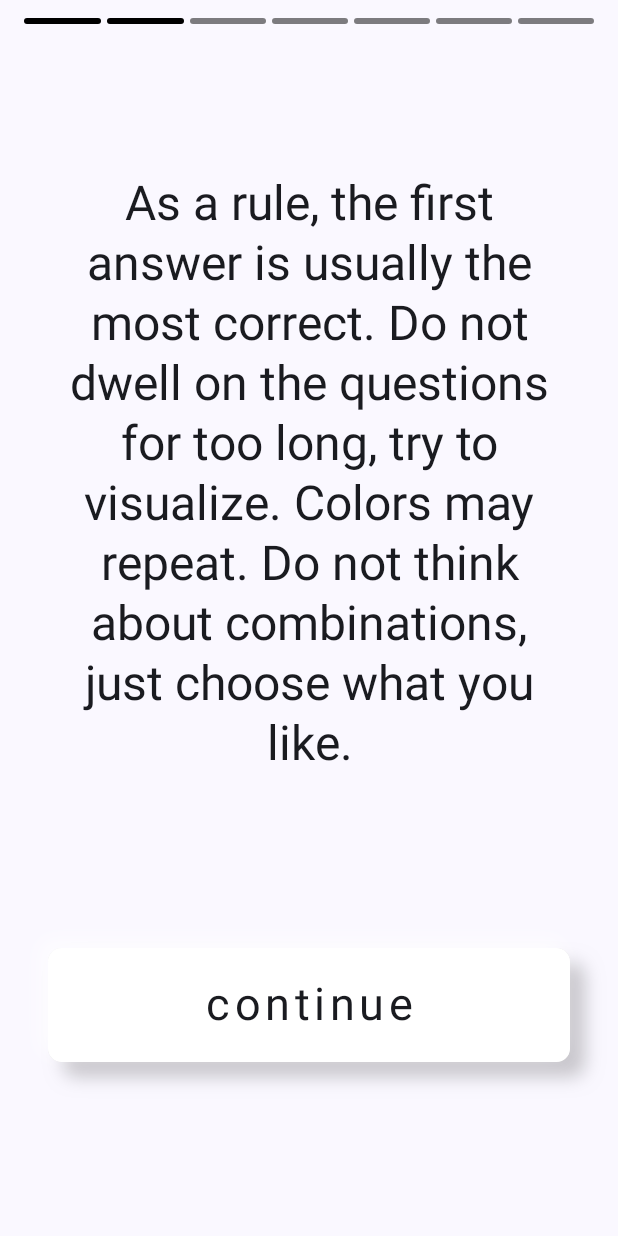
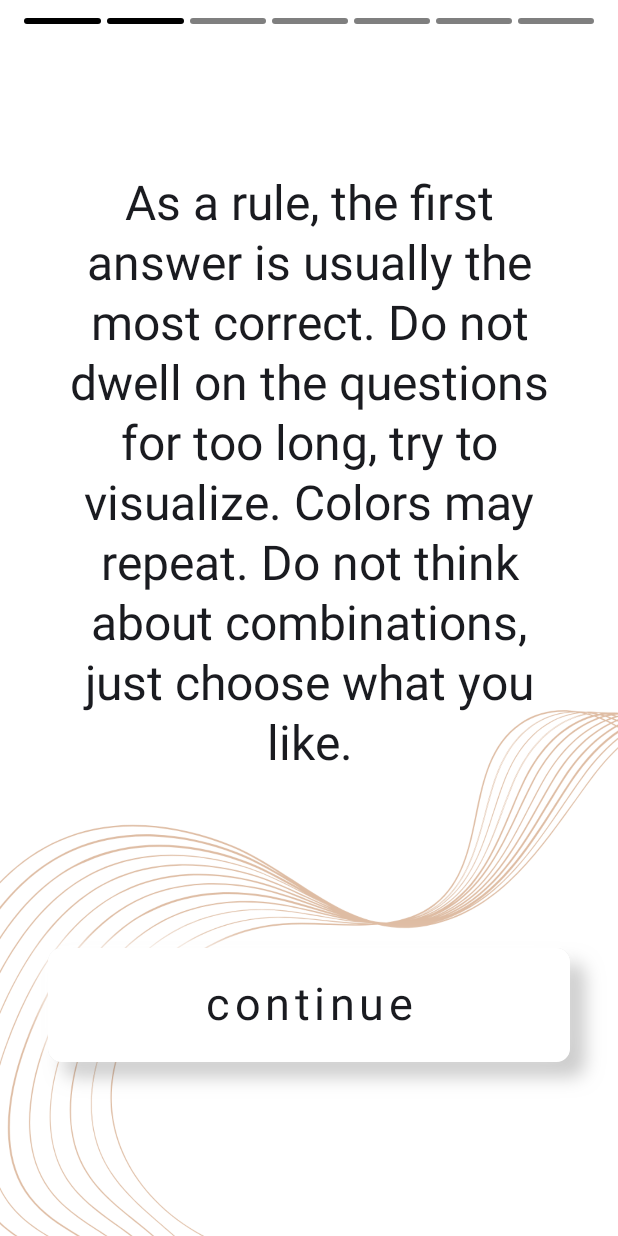
Before and after one commit to IaroslavAl/MindArt, an Android app built with Jetpack Compose: the screen it shows after launch (MainActivity), after a tap on "goal", on a phone screen of 412 x 824 dp. Run offline under Robolectric (Android 15) with nearby library versions, the phone set to English and light mode, and no system bars.

Commit message:
added background for mainscreen

```diff
--- a/android-app/app/src/main/java/com/elena_stepkina/mindart/ui/mainscreen/MainScreen.kt
+++ b/android-app/app/src/main/java/com/elena_stepkina/mindart/ui/mainscreen/MainScreen.kt
@@ -1,23 +1,24 @@
 package com.elena_stepkina.mindart.ui.mainscreen
 
+import androidx.compose.foundation.layout.Box
+import androidx.compose.runtime.Composable
+import androidx.compose.runtime.collectAsState
+import androidx.compose.runtime.getValue
+import androidx.compose.ui.Modifier
+import com.elena_stepkina.mindart.ui.mainscreen.components.BackgroundView
 import com.elena_stepkina.mindart.ui.mainscreen.components.ProgressBar
 import com.elena_stepkina.mindart.ui.mainscreen.screenStates.ColorSelectionScreen
 import com.elena_stepkina.mindart.ui.mainscreen.screenStates.CreatedContentSelectionScreen
 import com.elena_stepkina.mindart.ui.mainscreen.screenStates.DisclaimerScreen
 import com.elena_stepkina.mindart.ui.mainscreen.screenStates.PictureStyleSelectionScreen
 import com.elena_stepkina.mindart.ui.mainscreen.screenStates.ResultScreen
-import androidx.compose.foundation.layout.Box
-import androidx.compose.foundation.layout.fillMaxSize
-import androidx.compose.runtime.Composable
-import androidx.compose.runtime.collectAsState
-import androidx.compose.runtime.getValue
-import androidx.compose.ui.Modifier
 
 @Composable
-fun MainScreen(viewModel: MainViewModel, modifier: Modifier = Modifier) {
+fun MainScreen(viewModel: MainViewModel, modifier: Modifier) {
     val screenState by viewModel.screenState.collectAsState()
 
-    Box(modifier = modifier.fillMaxSize()) {
+    BackgroundView(screenState = screenState, modifier = modifier) {
+        Box {
             when (screenState) {
                 MainViewModel.ScreenState.CreatedContentSelectionScreen -> CreatedContentSelectionScreen(viewModel)
                 MainViewModel.ScreenState.DisclaimerScreen -> DisclaimerScreen(viewModel)
@@ -34,3 +35,4 @@ fun MainScreen(viewModel: MainViewModel, modifier: Modifier = Modifier) {
             )
         }
     }
+}
--- a/android-app/app/src/main/java/com/elena_stepkina/mindart/ui/mainscreen/components/BackgroundView.kt
+++ b/android-app/app/src/main/java/com/elena_stepkina/mindart/ui/mainscreen/components/BackgroundView.kt
@@ -1,6 +1,6 @@
 package com.elena_stepkina.mindart.ui.mainscreen.components
 
-import androidx.annotation.DrawableRes
+import Elena.Stepkina.MindArt.R
 import androidx.compose.foundation.Image
 import androidx.compose.foundation.layout.Box
 import androidx.compose.foundation.layout.BoxScope
@@ -9,16 +9,25 @@ import androidx.compose.runtime.Composable
 import androidx.compose.ui.Modifier
 import androidx.compose.ui.layout.ContentScale
 import androidx.compose.ui.res.painterResource
+import com.elena_stepkina.mindart.ui.mainscreen.MainViewModel
 
 @Composable
 fun BackgroundView(
-    @DrawableRes imageRes: Int,
+    screenState: MainViewModel.ScreenState,
+    modifier: Modifier = Modifier,
     content: @Composable BoxScope.() -> Unit
 ) {
-    Box(
-        modifier = Modifier
-            .fillMaxSize()
-    ) {
+    val imageRes = when(screenState) {
+        MainViewModel.ScreenState.CreatedContentSelectionScreen -> R.drawable.bg1
+        MainViewModel.ScreenState.DisclaimerScreen -> R.drawable.bg2
+        MainViewModel.ScreenState.ColorSelectionScreenFirst -> R.drawable.bg3
+        MainViewModel.ScreenState.ColorSelectionScreenSecond -> R.drawable.bg4
+        MainViewModel.ScreenState.ColorSelectionScreenThird -> R.drawable.bg5
+        MainViewModel.ScreenState.PictureStyleSelectionScreen -> R.drawable.bg6
+        MainViewModel.ScreenState.ResultScreen -> R.drawable.bg3
+    }
+
+    Box(modifier = Modifier.fillMaxSize()) {
         Image(
             painter = painterResource(id = imageRes),
             contentDescription = null,
@@ -26,6 +35,8 @@ fun BackgroundView(
             modifier = Modifier
                 .fillMaxSize()
         )
-        content()
+        Box(modifier = modifier.fillMaxSize()) {
+            content()
+        }
     }
 }
--- a/android-app/app/src/main/java/com/elena_stepkina/mindart/ui/mainscreen/screenStates/CreatedContentSelectionScreen.kt
+++ b/android-app/app/src/main/java/com/elena_stepkina/mindart/ui/mainscreen/screenStates/CreatedContentSelectionScreen.kt
@@ -13,6 +13,7 @@ import androidx.compose.ui.res.stringResource
 import androidx.compose.ui.unit.dp
 import com.elena_stepkina.mindart.model.TaskType
 import com.elena_stepkina.mindart.ui.mainscreen.MainViewModel
+import com.elena_stepkina.mindart.ui.mainscreen.components.BackgroundView
 import com.elena_stepkina.mindart.ui.mainscreen.components.ButtonLabel
 import com.elena_stepkina.mindart.ui.mainscreen.components.TextView
 
@@ -22,7 +23,6 @@ fun CreatedContentSelectionScreen(viewModel: MainViewModel) {
         modifier = Modifier
             .fillMaxSize()
             .padding(horizontal = 32.dp),
-//            .background(color = AppTheme.colors.bg1),
         verticalArrangement = Arrangement.SpaceBetween,
         horizontalAlignment = Alignment.CenterHorizontally
     ) {
--- a/android-app/app/src/main/java/com/elena_stepkina/mindart/ui/mainscreen/screenStates/DisclaimerScreen.kt
+++ b/android-app/app/src/main/java/com/elena_stepkina/mindart/ui/mainscreen/screenStates/DisclaimerScreen.kt
@@ -12,6 +12,7 @@ import androidx.compose.ui.Modifier
 import androidx.compose.ui.res.stringResource
 import androidx.compose.ui.unit.dp
 import com.elena_stepkina.mindart.ui.mainscreen.MainViewModel
+import com.elena_stepkina.mindart.ui.mainscreen.components.BackgroundView
 import com.elena_stepkina.mindart.ui.mainscreen.components.ButtonLabel
 import com.elena_stepkina.mindart.ui.mainscreen.components.TextView
 
```
Also changed, not shown: android-app/app/src/main/res/drawable/bg1.png (added), android-app/app/src/main/res/drawable/bg2.png (added), android-app/app/src/main/res/drawable/bg3.png (added), android-app/app/src/main/res/drawable/bg4.png (added), android-app/app/src/main/res/drawable/bg5.png (added), android-app/app/src/main/res/drawable/bg6.png (added). Lines whose indentation alone changed are shown as unchanged.
